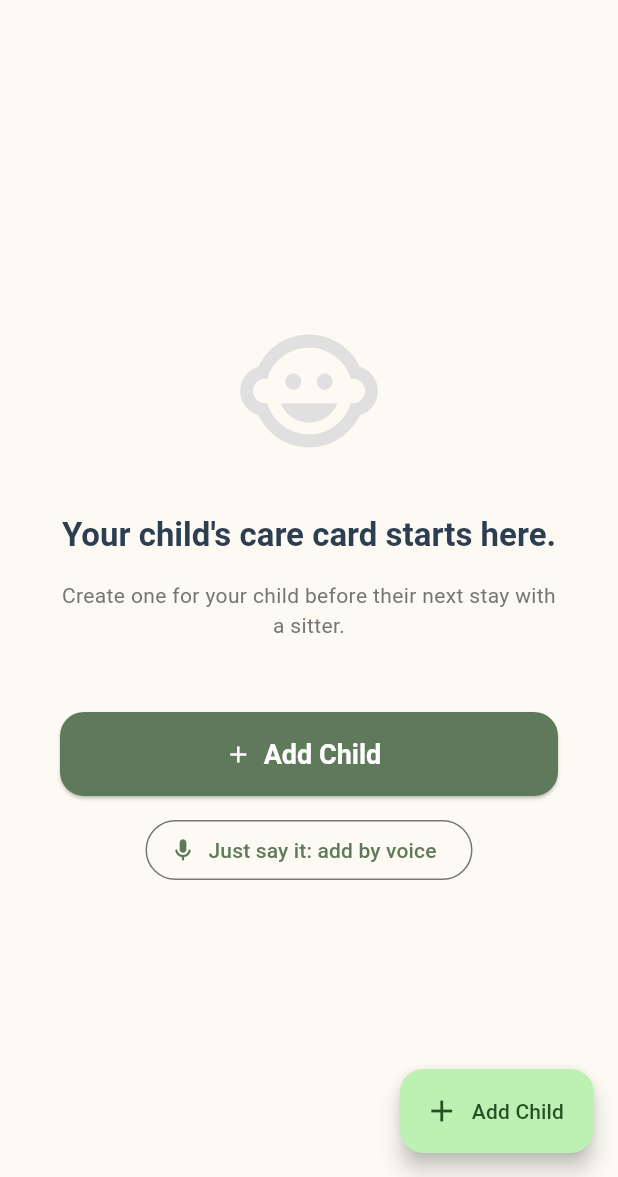
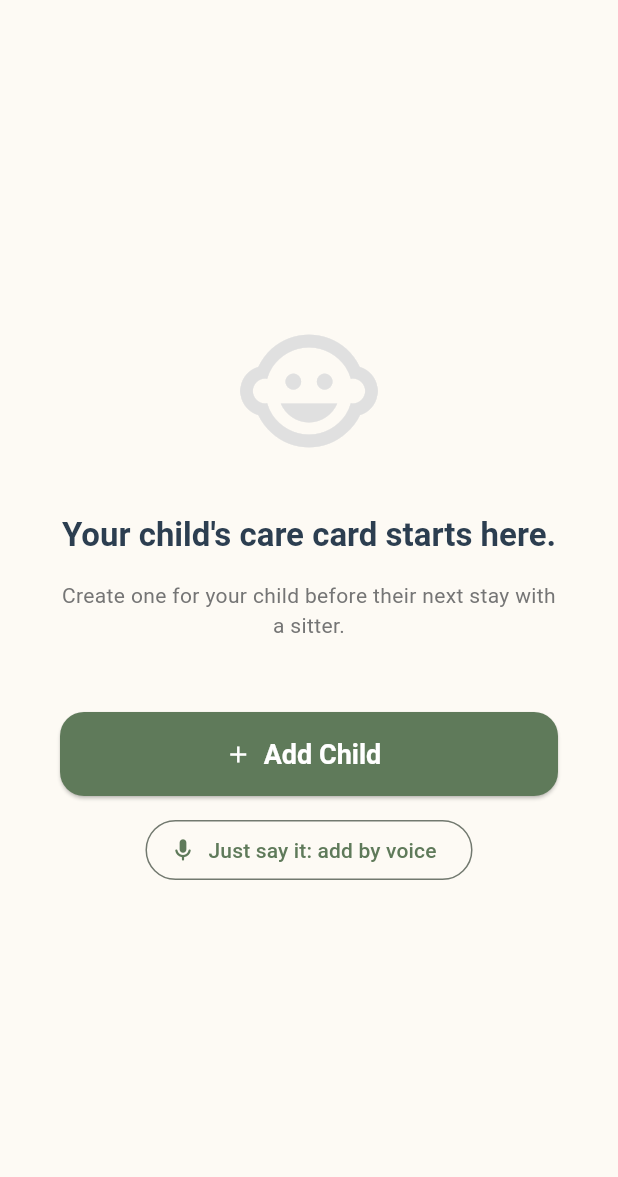
Before and after one commit to billachusim/babycarecard, a Flutter app: the HomeScreen screen opened by its route, on a phone screen of 412 x 824 dp, the part 59-1236 px from its top. Run offline on Flutter 3.47's test engine with Material 3 defaults, Android fonts, the phone set to English and light mode, and no system bars; our stand-ins replace flutter_local_notifications, flutter_riverpod, go_router, in_app_purchase, pdf, printing and 5 more; accounts and stored records are empty.

Commit message:
1.0.0+2: fix offline personality parse and empty-state button
The offline voice parser no longer reads 'our pediatrician is X' as
personality: it only takes traits after he/she/they. The floating Add Child
button now uses the brand sage and hides on the empty home screen, which
already has its own buttons.

Co-Authored-By: Claude Opus 5.5 <noreply@anthropic.com>
Claude-Session: https://claude.ai/code/session_01Bvt53u5wUWRnH51rX5jvMf

```diff
--- a/lib/features/home/presentation/home_screen.dart
+++ b/lib/features/home/presentation/home_screen.dart
@@ -61,11 +61,17 @@ class HomeScreen extends ConsumerWidget {
         loading: () => const Center(child: CircularProgressIndicator()),
         error: (err, stack) => Center(child: Text('Error: $err')),
       ),
-      floatingActionButton: FloatingActionButton.extended(
-        onPressed: () => _onAddChildPressed(context, ref, childCount),
-        label: const Text('Add Child'),
-        icon: const Icon(Icons.add),
-      ),
+      // The empty state has its own Add Child buttons, so only show this
+      // once there's at least one card.
+      floatingActionButton: childCount == 0
+          ? null
+          : FloatingActionButton.extended(
+              onPressed: () => _onAddChildPressed(context, ref, childCount),
+              backgroundColor: AppTheme.primaryColor,
+              foregroundColor: Colors.white,
+              label: const Text('Add Child'),
+              icon: const Icon(Icons.add),
+            ),
     );
   }
 }
--- a/pubspec.yaml
+++ b/pubspec.yaml
@@ -16,7 +16,7 @@ publish_to: 'none' # Remove this line if you wish to publish to pub.dev
 # https://developer.apple.com/library/archive/documentation/General/Reference/InfoPlistKeyReference/Articles/CoreFoundationKeys.html
 # In Windows, build-name is used as the major, minor, and patch parts
 # of the product and file versions while build-number is used as the build suffix.
-version: 1.0.0+1
+version: 1.0.0+2
 
 environment:
   sdk: ^3.10.0
```
Also changed, not shown: lib/core/utils/voice_parser.dart (+13 -9 lines), 1 other file.
